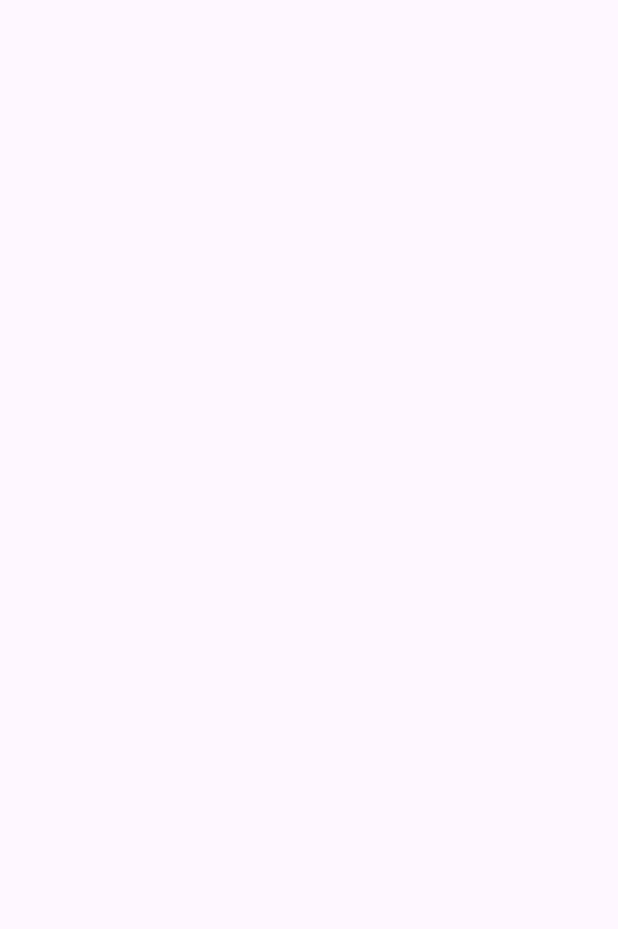
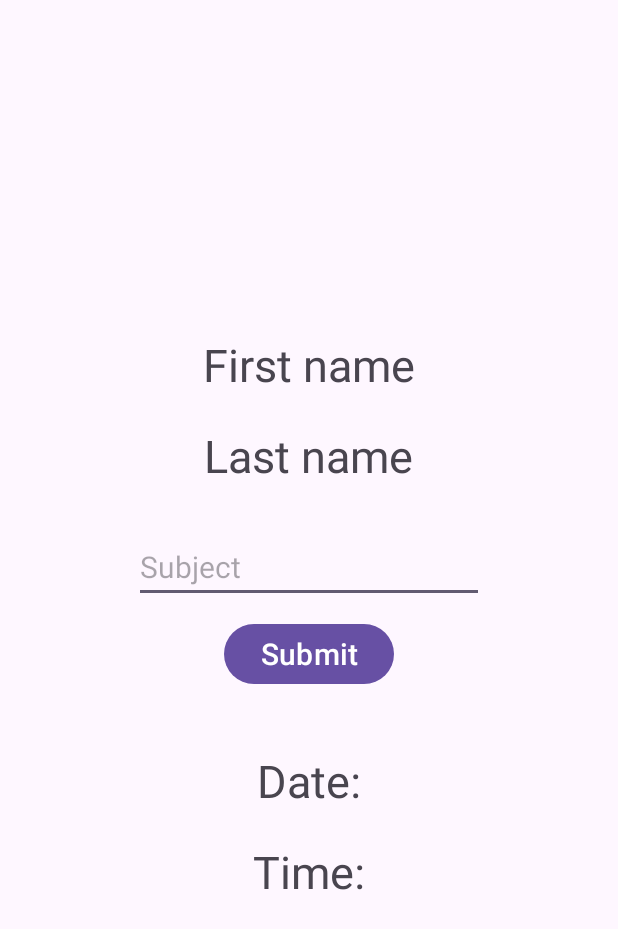
Before and after one commit to Krezerenko/MobileDev-sem-4, an Android app: the SecondActivity screen opened directly, with no data from a screen before it, on a phone screen of 412 x 824 dp. Before the commit the part shown is empty. Shown: the top 929 px of the screen. Run offline under Robolectric (Android 15) with nearby library versions, the phone set to English and light mode, and no system bars.

Commit message:
Заполнил файлы разметки
Также начал писать код

```diff
--- a/Projects/Pract4/app/src/main/res/layout/activity_second.xml
+++ b/Projects/Pract4/app/src/main/res/layout/activity_second.xml
@@ -1,10 +1,60 @@
 <?xml version="1.0" encoding="utf-8"?>
-<androidx.constraintlayout.widget.ConstraintLayout xmlns:android="http://schemas.android.com/apk/res/android"
+<LinearLayout xmlns:android="http://schemas.android.com/apk/res/android"
         xmlns:tools="http://schemas.android.com/tools"
         xmlns:app="http://schemas.android.com/apk/res-auto"
         android:id="@+id/main"
         android:layout_width="match_parent"
         android:layout_height="match_parent"
-        tools:context=".SecondActivity">
+        tools:context=".SecondActivity"
+        android:orientation="vertical"
+        android:gravity="center">
 
-</androidx.constraintlayout.widget.ConstraintLayout>
+    <TextView
+            android:id="@+id/text_second_firstName"
+            android:layout_width="wrap_content"
+            android:layout_height="wrap_content"
+            android:textSize="30sp"
+            android:text="First name" />
+
+    <TextView
+            android:id="@+id/text_second_lastName"
+            android:layout_width="wrap_content"
+            android:layout_height="wrap_content"
+            android:layout_marginTop="20sp"
+            android:textSize="30sp"
+            android:text="Last name" />
+
+    <EditText
+            android:id="@+id/edit_second_subject"
+            android:layout_width="wrap_content"
+            android:layout_height="wrap_content"
+            android:layout_marginTop="30dp"
+            android:textSize="20sp"
+            android:ems="10"
+            android:hint="Subject" />
+
+    <Button
+            android:id="@+id/button_second_submit"
+            android:layout_width="wrap_content"
+            android:layout_height="wrap_content"
+            android:layout_marginTop="10dp"
+            android:textSize="20sp"
+            android:text="Submit" />
+
+    <TextView
+            android:id="@+id/text_second_date"
+            android:layout_width="wrap_content"
+            android:layout_height="wrap_content"
+            android:layout_marginTop="40dp"
+            android:textSize="30sp"
+            android:text="Date:" />
+
+    <TextView
+            android:id="@+id/text_second_time"
+            android:layout_width="wrap_content"
+            android:layout_height="wrap_content"
+            android:layout_marginTop="20dp"
+            android:textSize="30sp"
+            android:text="Time:" />
+
+</LinearLayout>
```
Also changed, not shown: Projects/Pract4/app/src/main/java/com/example/pract4/MainActivity.java (+16 -0 lines), Projects/Pract4/app/src/main/res/layout/activity_main.xml (+27 -9 lines), Projects/Pract4/app/src/main/res/layout/activity_third.xml (+37 -3 lines).
